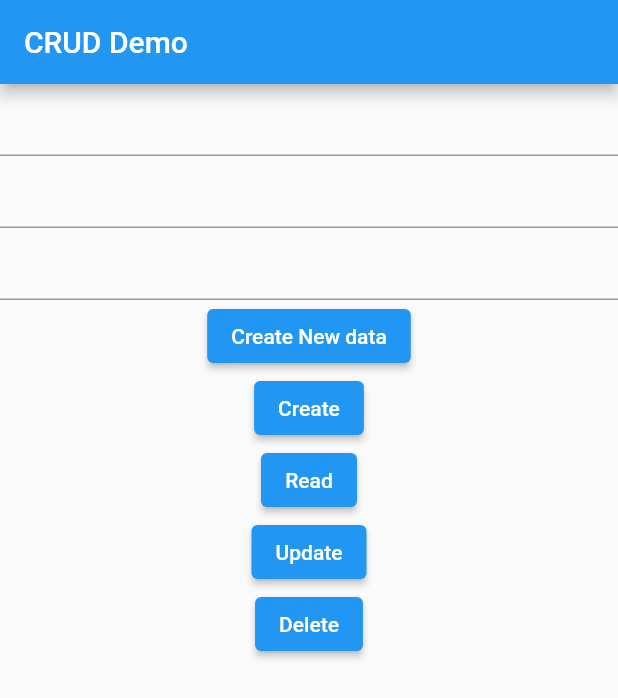
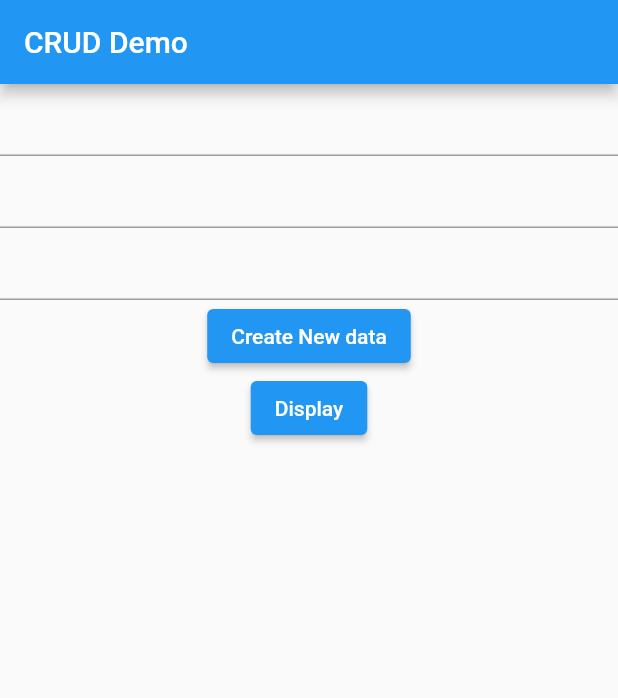
Before and after one commit to casfian/hellofirebase, a Flutter app: the screen it shows after launch, on a phone screen of 412 x 824 dp. Shown: the top 698 px of the screen. Run offline on Flutter 3.47's test engine with Material 2 defaults, Android fonts, the phone set to English and light mode, and no system bars; our stand-ins replace cloud_firestore, firebase_core; accounts and stored records are empty.

Commit message:
add navigation to display page

```diff
--- a/lib/main.dart
+++ b/lib/main.dart
@@ -1,6 +1,7 @@
 import 'package:flutter/material.dart';
 import 'package:firebase_core/firebase_core.dart';
 import 'package:cloud_firestore/cloud_firestore.dart';
+import 'package:hellofirebase/display.dart';
 
 void main() async {
   WidgetsFlutterBinding.ensureInitialized();
@@ -79,10 +80,7 @@ class Home extends StatelessWidget {
       await firestore
           .collection('users')
           .doc()
-          .set({'name': name,
-          'age': age,
-          'email': email
-          });
+          .set({'name': name, 'age': age, 'email': email});
       print('add user');
     } catch (e) {
       print(e);
@@ -110,27 +108,35 @@ class Home extends StatelessWidget {
               ),
               ElevatedButton(
                   onPressed: () {
-                    _create(nameController.text, ageController.text, emailController.text);
+                    _create(nameController.text, ageController.text,
+                        emailController.text);
                   },
                   child: Text('Create New data')),
 
+              ElevatedButton(
+                onPressed: () {
+                  Navigator.push(context,
+                      MaterialPageRoute(builder: (context) => Display()));
+                },
+                child: Text('Display'),
+              ),
 
-              ElevatedButton(
-                onPressed: _createUser,
-                child: Text('Create'),
-              ),
-              ElevatedButton(
-                onPressed: _read,
-                child: Text('Read'),
-              ),
-              ElevatedButton(
-                onPressed: _updateUser,
-                child: Text('Update'),
-              ),
-              ElevatedButton(
-                onPressed: _delete,
-                child: Text('Delete'),
-              ),
+              // ElevatedButton(
+              //   onPressed: _createUser,
+              //   child: Text('Create'),
+              // ),
+              // ElevatedButton(
+              //   onPressed: _read,
+              //   child: Text('Read'),
+              // ),
+              // ElevatedButton(
+              //   onPressed: _updateUser,
+              //   child: Text('Update'),
+              // ),
+              // ElevatedButton(
+              //   onPressed: _delete,
+              //   child: Text('Delete'),
+              // ),
             ],
           ),
         ),
```
